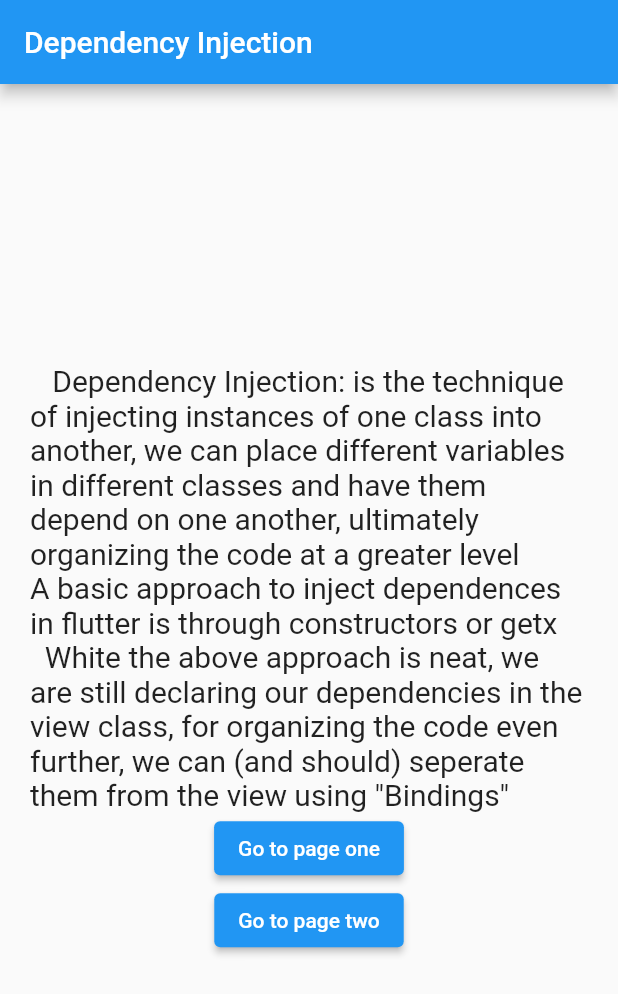
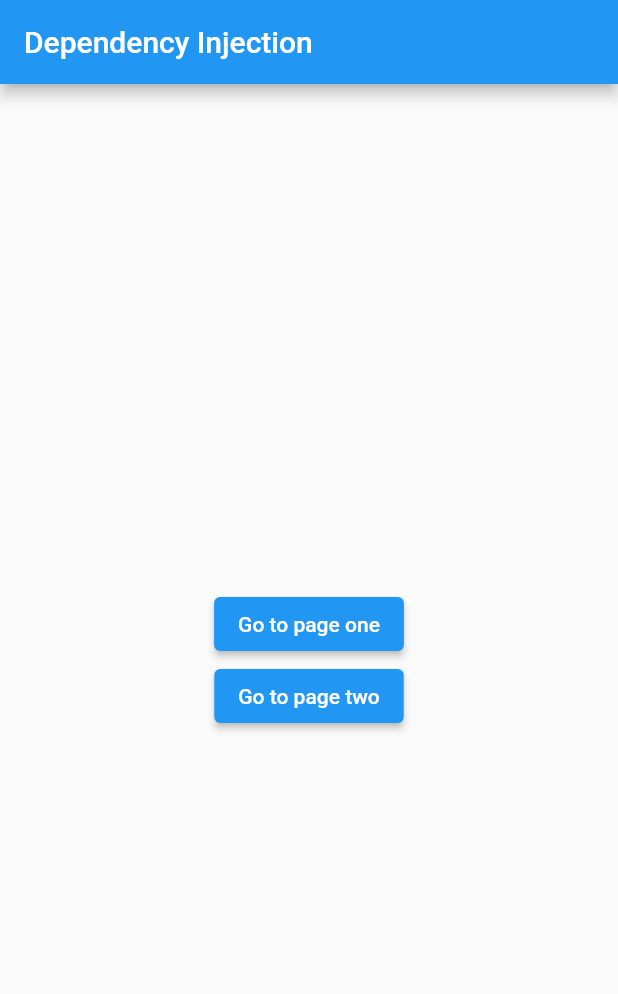
Before and after one commit to BayloDev/getx, a Flutter app: the DependencyInjectionPage screen opened directly, on a phone screen of 412 x 824 dp. Shown: the top 994 px of the screen. Run offline on Flutter 3.47's test engine with Material 2 defaults, Android fonts, the phone set to English and light mode, and no system bars; our stand-ins replace get, shared_preferences; accounts and stored records are empty.

Commit message:
Update dependency_injection.dart

```diff
--- a/lib/view/dependency_injection/dependency_injection.dart
+++ b/lib/view/dependency_injection/dependency_injection.dart
@@ -19,10 +19,7 @@ class DependencyInjectionPage extends StatelessWidget {
           child: Column(
             mainAxisAlignment: MainAxisAlignment.center,
             children: [
-              const Text(
-                '   Dependency Injection: is the technique of injecting instances of one class into another, we can place different variables in different classes and have them depend on one another, ultimately organizing the code at a greater level\nA basic approach to inject dependences in flutter is through constructors or getx\n  White the above approach is neat, we are still declaring our dependencies in the view class, for organizing the code even further, we can (and should) seperate them from the view using "Bindings"',
-                style: TextStyle(fontSize: 20),
-              ),
+
               ElevatedButton(
                 onPressed: () => Get.to(() => PageOne()),
                 child: const Text('Go to page one'),
```
